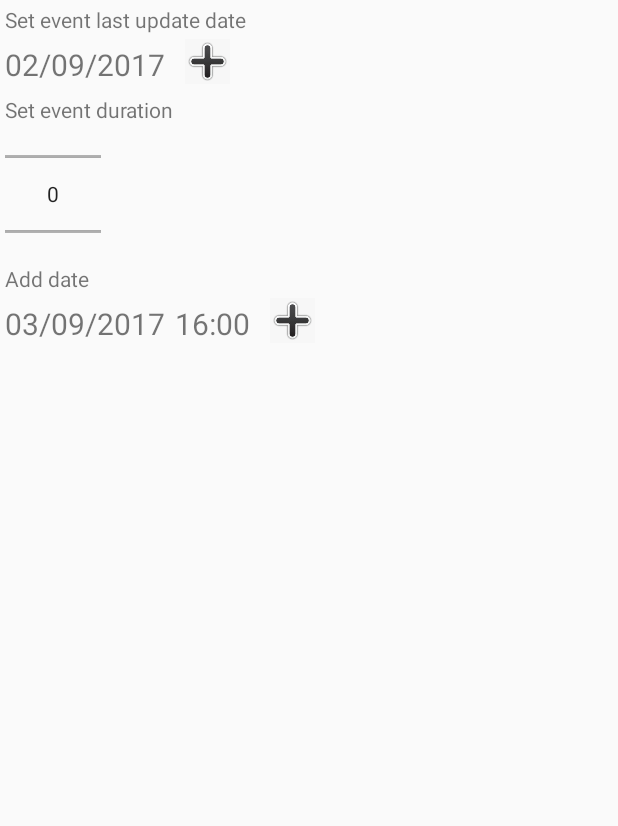
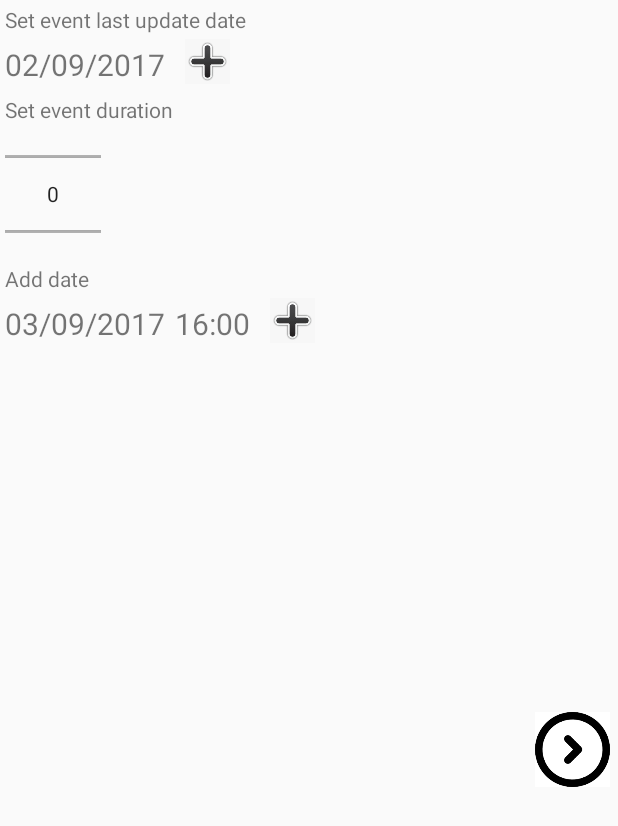
Before and after one commit to ronytesler/ShirAndroid, an Android app: the layout fragment_add_dates.xml on its own in the app's theme, with its tools: preview values and no code run, on a phone screen of 412 x 824 dp. Shown: the top 826 px of the screen. Run offline under Robolectric (Android 15) with nearby library versions, the phone set to English and light mode, and no system bars.

Commit message:
try commit from android studio

```diff
--- a/app/src/main/res/layout/fragment_add_dates.xml
+++ b/app/src/main/res/layout/fragment_add_dates.xml
@@ -74,19 +74,17 @@
 
     <ListView
         android:layout_width="match_parent"
-        android:layout_height="match_parent"
+        android:layout_height="230dp"
         android:id="@+id/lv_dates_list"
         android:layout_margin="3dp">
     </ListView>
-    <android.support.design.widget.FloatingActionButton
+    <ImageView
         android:id="@+id/btn_invite_friends"
-        android:layout_width="wrap_content"
-        android:layout_height="wrap_content"
+        android:layout_width="50dp"
+        android:layout_height="50dp"
         android:layout_gravity="bottom|end"
-        android:layout_margin="16dp"
-        android:src="@drawable/next_button"
-        app:backgroundTint="@color/iconBack"
-        app:layout_anchor="@id/lv_dates_list"
-        app:layout_anchorGravity="bottom|right|end"
-      />
+        android:layout_margin="5dp"
+        android:background="@android:color/transparent"
+        android:src="@drawable/next_button" />
+
 </LinearLayout>
```
Also changed, not shown: app/src/main/java/com/shir/androidfinalproject/Fragments/AddDatesFragment.java (+31 -71 lines), app/src/main/java/com/shir/androidfinalproject/Fragments/VotesListAdapter.java (deleted, +0 -92 lines), app/src/main/java/com/shir/androidfinalproject/Models/EventDate.java (+8 -1 lines), app/src/main/res/values/strings.xml (line endings or trailing spaces).
